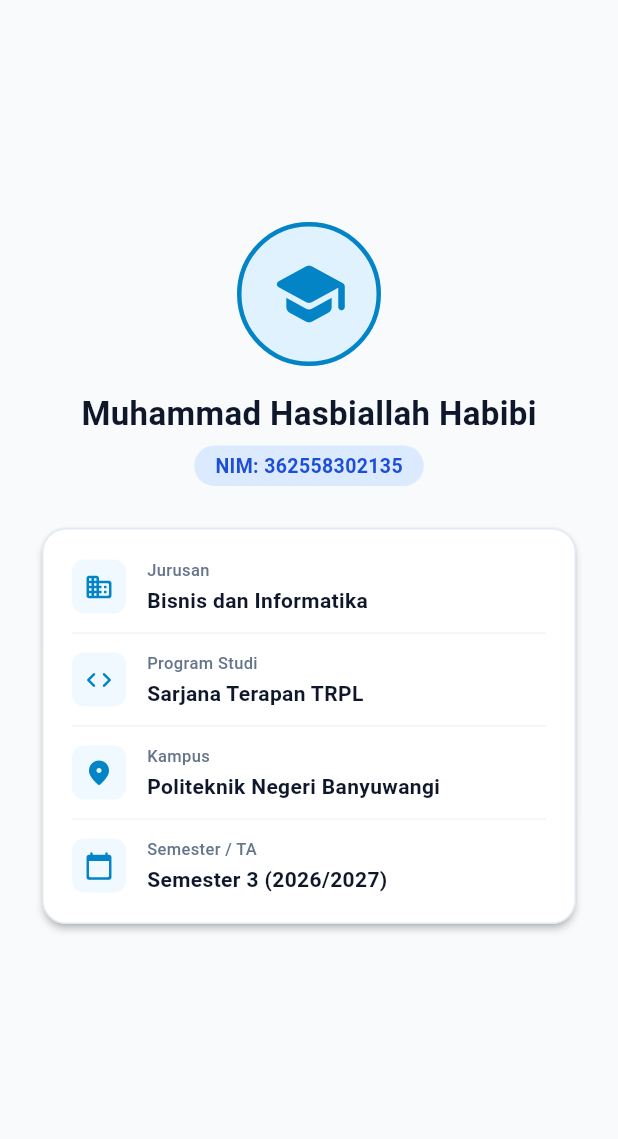
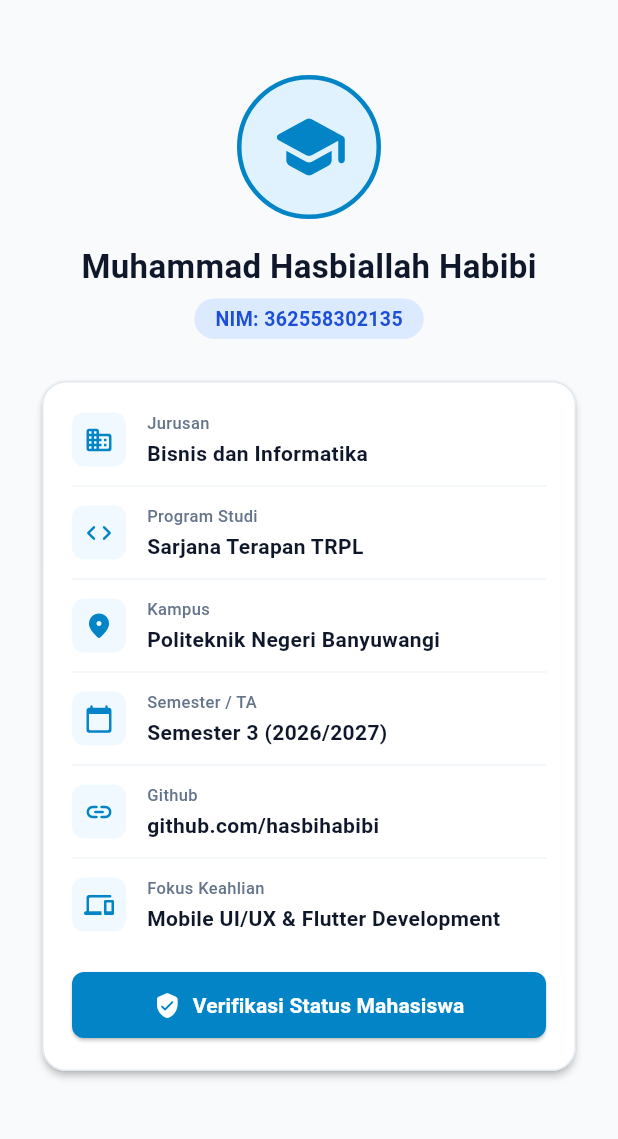
Before and after one commit to hasbihabibi/mobile-development, a Flutter app: the screen it shows after launch, on a phone screen of 412 x 824 dp, the part 84-1223 px from its top. Run offline on Flutter 3.47's test engine with Material 3 defaults, Android fonts, the phone set to English and light mode, and no system bars.

Commit message:
feat: menyelesaikan tantangan 2 dan 3 profil mahasiswa

```diff
--- a/01-week-1-mobile-development-ecosystem-flutter-refresh/lib/main.dart
+++ b/01-week-1-mobile-development-ecosystem-flutter-refresh/lib/main.dart
@@ -22,7 +22,14 @@
 }
 
 class ProfileScreen extends StatelessWidget {
-  const ProfileScreen({super.key});
+  // Tantangan 2: Menyiapkan variable nullable
+  final String? githubUsername;
+  final String? skillFocus;
+  const ProfileScreen({
+    super.key,
+    this.githubUsername = 'github.com/hasbihabibi',
+    this.skillFocus = 'Mobile UI/UX & Flutter Development',
+  });
 
   @override
   Widget build(BuildContext context) {
@@ -101,8 +108,8 @@
                   side: const BorderSide(color: Color(0xFFE2E8F0)),
                 ),
                 color: Colors.white,
-                child: const Padding(
-                  padding: EdgeInsets.all(20.0),
+                child: Padding(
+                  padding: const EdgeInsets.all(20.0),
                   child: Column(
                     children: [
                       _InfoRow(
@@ -127,6 +134,63 @@
                         icon: Icons.calendar_today_rounded,
                         label: 'Semester / TA',
                         value: 'Semester 3 (2026/2027)',
+                      ),
+                      //Tantangan 2: Menambahkan Baris Informasi Baru
+                      const Divider(height: 24, color: Color(0xFFF1F5F9)),
+                      _InfoRow(
+                        icon: Icons.link_rounded,
+                        label: 'Github',
+                        //jika githubUsername null, tampilkan teks cadangan
+                        value:
+                            githubUsername ??
+                            '(belum ada akun github yang diatur)',
+                      ),
+                      const Divider(height: 24, color: Color(0xFFF1F5F9)),
+                      _InfoRow(
+                        icon: Icons.devices_rounded,
+                        label: 'Fokus Keahlian',
+                        //jika skillFocus null, tampilkan teks cadangan
+                        value:
+                            skillFocus ??
+                            '(belum ada fokus keahlian yang diatur)',
+                      ),
+                      //Tantangan 3: Tombol Aksi dan Snackbar
+                      const SizedBox(height: 24),
+                      SizedBox(
+                        width: double.infinity,
+                        child: ElevatedButton.icon(
+                          onPressed: () {
+                            //Menampilkan SnackBar
+                            ScaffoldMessenger.of(context).showSnackBar(
+                              const SnackBar(
+                                content: Text(
+                                  'Status: Mahasiswa Aktif TRPL - Angkatan 2025',
+                                ),
+                                backgroundColor: Color(0xFF0284C7),
+                                behavior: SnackBarBehavior.floating,
+                                duration: Duration(seconds: 3),
+                              ),
+                            );
+                          },
+                          icon: const Icon(
+                            Icons.verified_user_rounded,
+                            color: Colors.white,
+                          ),
+                          label: const Text(
+                            'Verifikasi Status Mahasiswa',
+                            style: TextStyle(
+                              color: Colors.white,
+                              fontWeight: FontWeight.bold,
+                            ),
+                          ),
+                          style: ElevatedButton.styleFrom(
+                            backgroundColor: const Color(0xFF0284C7),
+                            padding: const EdgeInsets.symmetric(vertical: 12),
+                            shape: RoundedRectangleBorder(
+                              borderRadius: BorderRadius.circular(8),
+                            ),
+                          ),
+                        ),
                       ),
                     ],
                   ),
```
